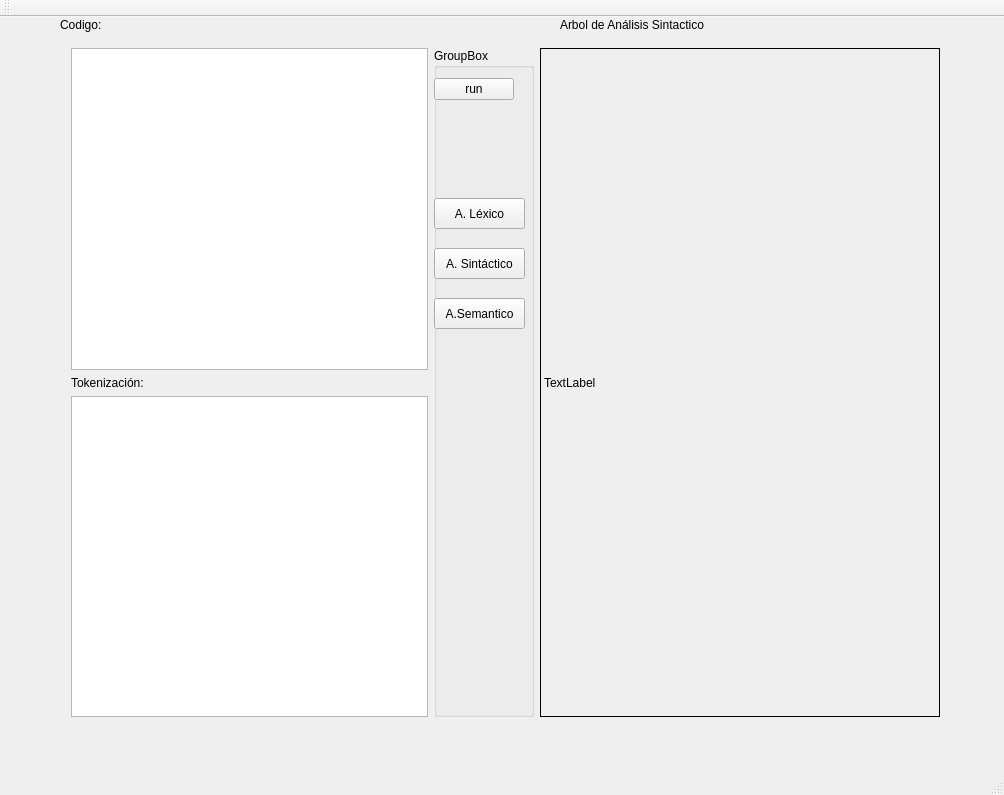
Before: the Qt Designer form mainwindow.ui in eddyrene/compiler, drawn with Qt 5.
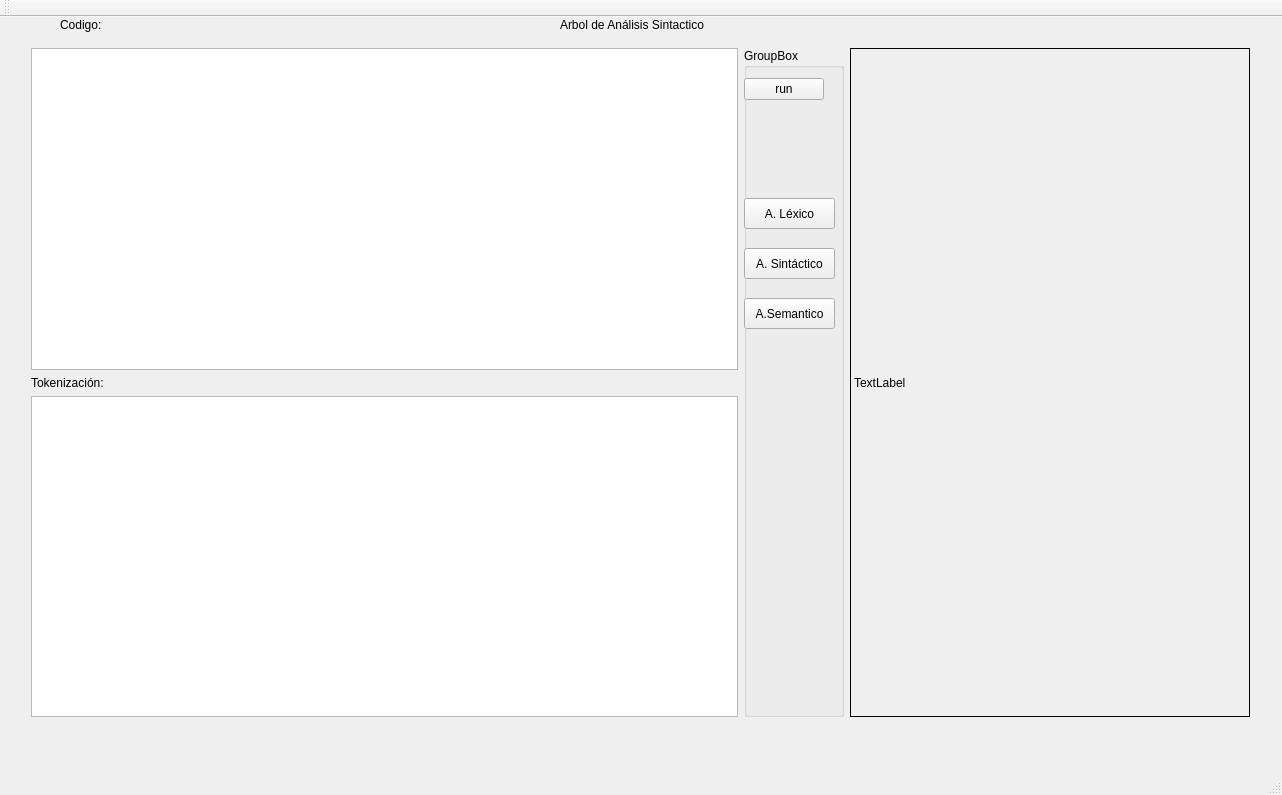
After: the same form once the commit is applied.

```diff
--- a/mainwindow.ui
+++ b/mainwindow.ui
@@ -6,7 +6,7 @@
    <rect>
     <x>0</x>
     <y>0</y>
-    <width>1004</width>
+    <width>1282</width>
     <height>795</height>
    </rect>
   </property>
@@ -19,6 +19,9 @@
   <property name="windowTitle">
    <string>MainWindow</string>
   </property>
+  <property name="autoFillBackground">
+   <bool>false</bool>
+  </property>
   <widget class="QWidget" name="centralWidget">
    <property name="enabled">
     <bool>true</bool>
@@ -26,9 +29,9 @@
    <widget class="QWidget" name="horizontalLayoutWidget">
     <property name="geometry">
      <rect>
-      <x>60</x>
+      <x>20</x>
       <y>20</y>
-      <width>891</width>
+      <width>1241</width>
       <height>691</height>
      </rect>
     </property>
```
Left out of the diff: 2 changed lines with no effect on the pictures.
